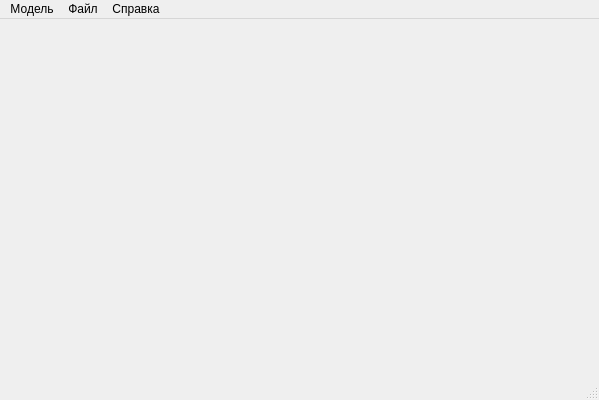
Above: PneumocylinderConfigurator/MainWindow.ui from maxchistt/PneumocylinderConfigurator before the change. Below: the same form after it.
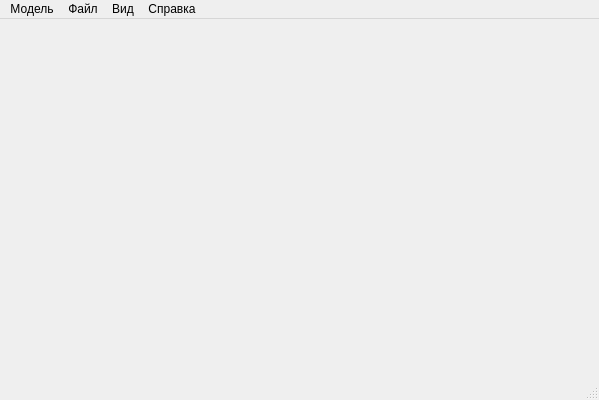
That is the form after the change. Icons and pictures are not drawn.

Patch:
```diff
--- a/PneumocylinderConfigurator/MainWindow.ui
+++ b/PneumocylinderConfigurator/MainWindow.ui
@@ -48,8 +48,16 @@
     <addaction name="action_about"/>
     <addaction name="action_aboutqt"/>
    </widget>
+   <widget class="QMenu" name="menu_4">
+    <property name="title">
+     <string>Вид</string>
+    </property>
+    <addaction name="action_centralyze"/>
+    <addaction name="action_nextOrientation"/>
+   </widget>
    <addaction name="menu"/>
    <addaction name="menu_2"/>
+   <addaction name="menu_4"/>
    <addaction name="menu_3"/>
   </widget>
   <widget class="QStatusBar" name="statusBar"/>
```
Left out of the diff: 10 changed lines with no effect on the pictures.
